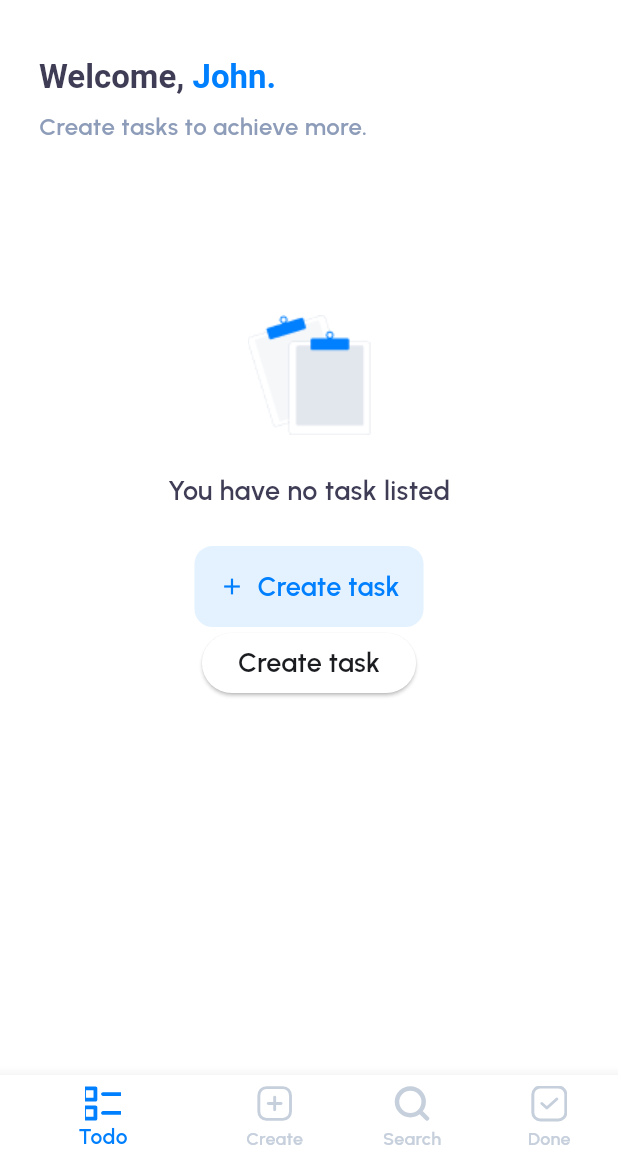
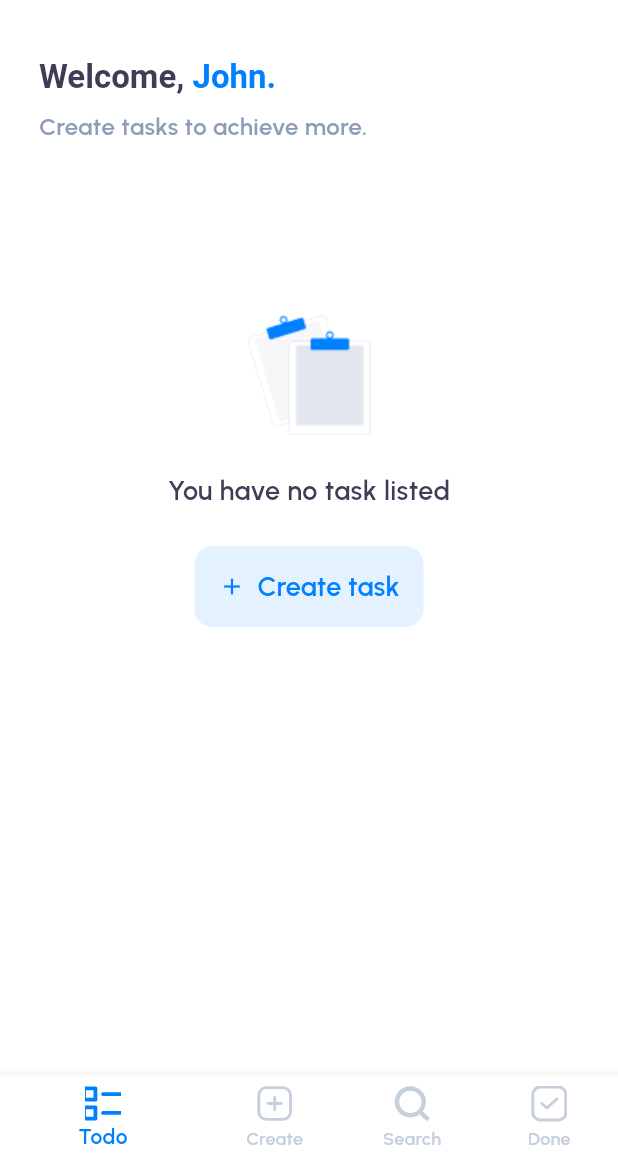
Before and after one commit to WemersonDamasceno/Taski, a Flutter app: the screen it shows after launch, on a phone screen of 412 x 824 dp, the part 74-1236 px from its top. Run offline on Flutter 3.47's test engine with Material 3 defaults, Android fonts, the phone set to English and light mode, and no system bars; our stand-ins replace bloc, equatable, flutter_bloc, flutter_svg, get_it, shimmer and 1 more; accounts and stored records are empty; network calls fail.

```diff
--- a/lib/src/core/widgets/button/view/app_buttom_widget.dart
+++ b/lib/src/core/widgets/button/view/app_buttom_widget.dart
@@ -1,3 +1,4 @@
+// ignore_for_file: use_my_design_system
 import 'package:flutter/material.dart';
 import 'package:taski/src/core/constants/app_colors.dart';
 import 'package:taski/src/core/enums/status_button_enum.dart';
--- a/lib/src/core/widgets/state_pages/empty_list_task_widget.dart
+++ b/lib/src/core/widgets/state_pages/empty_list_task_widget.dart
@@ -1,5 +1,4 @@
 import 'package:flutter/material.dart';
-import 'package:taski/src/core/constants/app_colors.dart';
 import 'package:taski/src/core/constants/app_constants.dart';
 import 'package:taski/src/core/constants/app_images.dart';
 import 'package:taski/src/core/constants/app_strings.dart';
@@ -39,17 +38,6 @@ class EmptyListTaskWidget extends StatelessWidget {
                   },
                 ),
               ),
-              ElevatedButton(
-                style: ElevatedButton.styleFrom(
-                  backgroundColor: AppColors.white,
-                  foregroundColor: AppColors.slateBlue,
-                ),
-                onPressed: () {},
-                child: Text(
-                  AppStrings.createTask,
-                  style: context.textTheme.titleSmall,
-                ),
-              ),
             ],
           ),
         ),
```
Also changed, not shown: analysis_options.yaml (+5 -5 lines), pubspec.yaml (+5 -2 lines), pubspec.lock, 1 other file.
